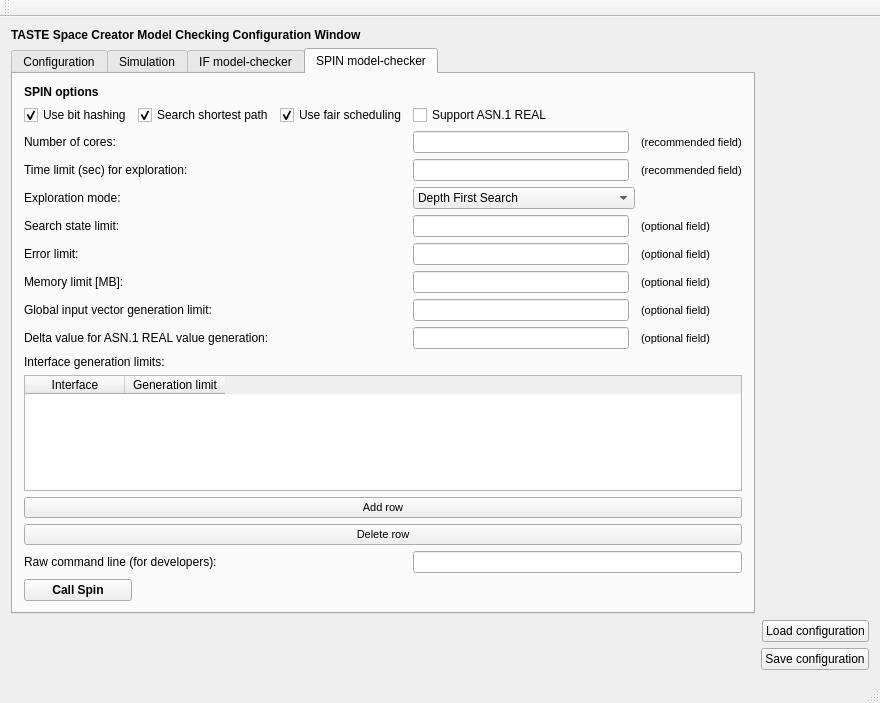
Before: the Qt Designer form src/libs/libiveditor/modelchecking/modelcheckingwindow.ui in esa/spacecreator, drawn with Qt 5.
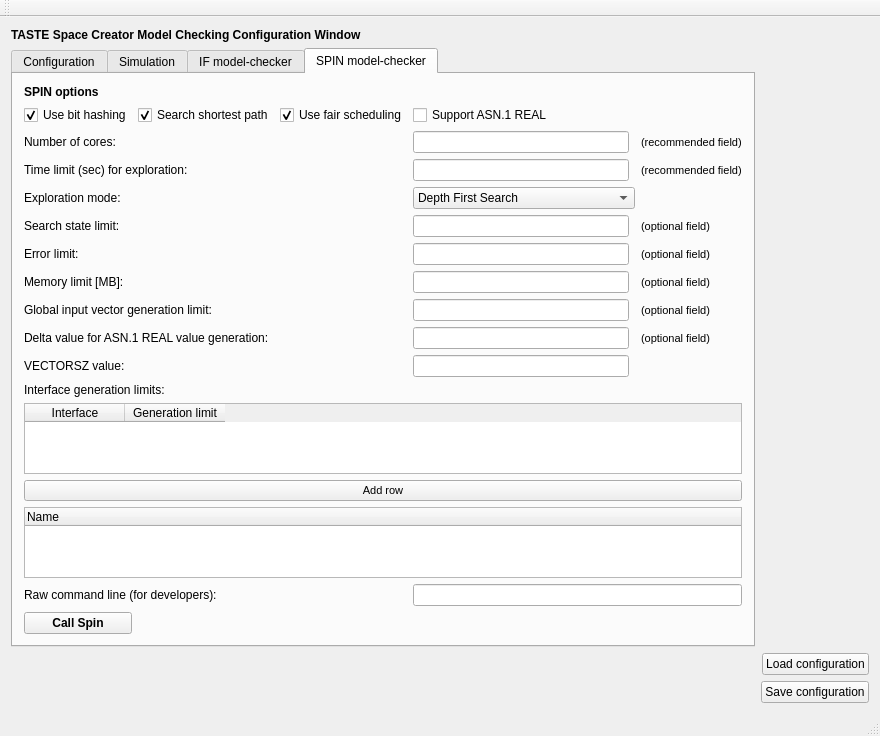
After: the same form once the commit is applied. The open tabs and pages were chosen to show the change.

Diff of the .ui file:
```diff
--- a/src/libs/libiveditor/modelchecking/modelcheckingwindow.ui
+++ b/src/libs/libiveditor/modelchecking/modelcheckingwindow.ui
@@ -735,7 +735,7 @@
           </property>
          </widget>
         </item>
-        <item row="13" column="0" colspan="6">
+        <item row="14" column="0" colspan="6">
          <widget class="QTableWidget" name="tableWidget_generationLimits">
           <column>
            <property name="text">
@@ -749,7 +749,7 @@
           </column>
          </widget>
         </item>
-        <item row="14" column="0" colspan="6">
+        <item row="15" column="0" colspan="6">
          <widget class="QPushButton" name="tableAddButton">
           <property name="font">
            <font>
@@ -761,7 +761,7 @@
           </property>
          </widget>
         </item>
-        <item row="15" column="0" colspan="6">
+        <item row="16" column="0" colspan="6">
          <widget class="QPushButton" name="tableDeleteButton">
           <property name="font">
            <font>
@@ -813,7 +813,7 @@
           </property>
          </widget>
         </item>
-        <item row="12" column="0" colspan="3">
+        <item row="13" column="0" colspan="3">
          <widget class="QLabel" name="label_ifaceGenerationLimits">
           <property name="text">
            <string>Interface generation limits:</string>
@@ -847,14 +847,32 @@
           </property>
          </widget>
         </item>
-        <item row="16" column="0" colspan="3">
+        <item row="16" column="0" colspan="6">
+         <widget class="QTreeWidget" name="treeWidget_spinResults">
+          <attribute name="headerDefaultSectionSize">
+           <number>400</number>
+          </attribute>
+          <attribute name="headerMinimumSectionSize">
+           <number>400</number>
+          </attribute>
+          <attribute name="headerStretchLastSection">
+           <bool>true</bool>
+          </attribute>
+          <column>
+           <property name="text">
+            <string>Name</string>
+           </property>
+          </column>
+         </widget>
+        </item>
+        <item row="17" column="0" colspan="3">
          <widget class="QLabel" name="label_rawCommandLine">
           <property name="text">
            <string>Raw command line (for developers):</string>
           </property>
          </widget>
         </item>
-        <item row="16" column="3" colspan="3">
+        <item row="17" column="3" colspan="3">
          <widget class="QLineEdit" name="lineEdit_rawCommandLine">
           <property name="text">
            <string/>
@@ -913,7 +931,7 @@
           </property>
          </widget>
         </item>
-        <item row="17" column="0">
+        <item row="18" column="0">
          <widget class="QPushButton" name="pushButton_callSpin">
           <property name="font">
            <font>
@@ -969,6 +987,9 @@
         <item row="11" column="3">
          <widget class="QLineEdit" name="lineEdit_deltaValue"/>
         </item>
+        <item row="12" column="3">
+         <widget class="QLineEdit" name="lineEdit_vectorszValue"/>
+        </item>
         <item row="11" column="5">
          <widget class="QLabel" name="label_26">
           <property name="font">
@@ -988,6 +1009,13 @@
           </property>
          </widget>
         </item>
+        <item row="12" column="0" colspan="3">
+         <widget class="QLabel" name="label_vectorsz">
+          <property name="text">
+           <string>VECTORSZ value:</string>
+          </property>
+         </widget>
+        </item>
        </layout>
       </widget>
      </widget>
```
